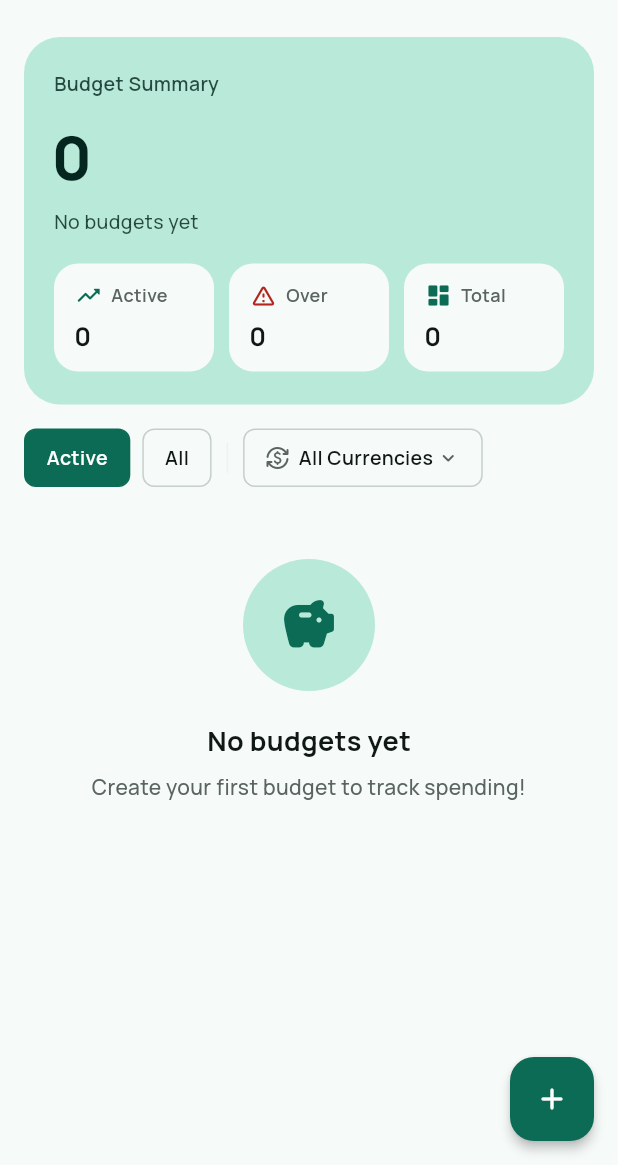
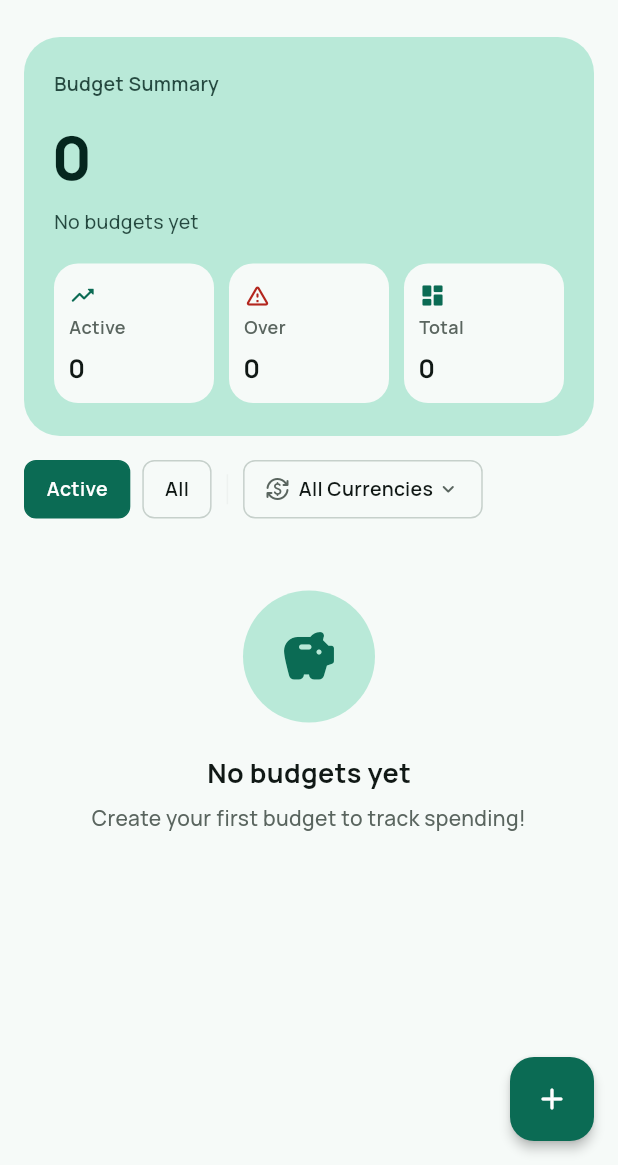
Before and after one commit to LinNyiAung/Flow, a Flutter app: the BudgetsScreen screen opened by its route, on a phone screen of 412 x 824 dp, the part 71-1236 px from its top. Run offline on Flutter 3.47's test engine with Material 3 defaults, Android fonts, the phone set to English and light mode, and no system bars; our stand-ins replace cross_file, firebase_core, firebase_messaging, fl_chart, flutter_local_notifications, flutter_markdown and 8 more; missing offline and left inert: dart:js_interop, fetch_client, record; accounts and stored records are empty; network calls fail; project files that could hold a hidden picture were left out.

Commit message:
fix(app): Budgets at 360 px: full tile labels, filters wrap, names on two lines
- StatTile gets a stacked form (icon above the label) for rows of three
tiles, so the label has the whole tile width and wraps instead of
showing "ဆော..." / "စုစု...". A big value scales down instead of
overflowing.
- The filter row wraps onto a second line instead of clipping the
currency filter; its label wraps inside the chip if it must.
- A budget card's name may use two lines next to the % and the badge
(the badge keeps batch A's 120 px cap).

Co-Authored-By: Claude Opus 5.5 <noreply@anthropic.com>

```diff
--- a/frontend/lib/screens/budgets/budgets_screen.dart
+++ b/frontend/lib/screens/budgets/budgets_screen.dart
@@ -201,6 +201,7 @@ class _BudgetsScreenState extends State<BudgetsScreen> {
         icon: Icons.trending_up_rounded,
         label: localizations.active,
         value: '${multi?.activeBudgets ?? 0}',
+        stacked: true,
       ),
       StatTile(
         // Not `localizations.exceeded` ("Exceeded") here — three equal-width
@@ -210,11 +211,13 @@ class _BudgetsScreenState extends State<BudgetsScreen> {
         label: localizations.overShort,
         value: '${multi?.exceededBudgets ?? 0}',
         iconColor: Theme.of(context).colorScheme.error,
+        stacked: true,
       ),
       StatTile(
         icon: Icons.dashboard_rounded,
         label: localizations.total,
         value: '${multi?.totalBudgets ?? 0}',
+        stacked: true,
       ),
     ];
 
@@ -249,22 +252,25 @@ class _BudgetsScreenState extends State<BudgetsScreen> {
 
   Widget _buildFilterRow(AppLocalizations localizations) {
     final scheme = Theme.of(context).colorScheme;
-    return SingleChildScrollView(
-      scrollDirection: Axis.horizontal,
+    // Wraps onto a second line when the chips don't fit (e.g. Myanmar at
+    // 360 px), so the currency filter is never clipped off the edge.
+    return Padding(
       padding: const EdgeInsets.symmetric(horizontal: 16),
-      child: Row(
+      child: Wrap(
+        spacing: 8,
+        runSpacing: 8,
+        crossAxisAlignment: WrapCrossAlignment.center,
         children: [
           _filterChip(localizations.active, _activeOnly, () {
             setState(() => _activeOnly = true);
             _refreshData();
           }),
-          const SizedBox(width: 8),
           _filterChip(localizations.filterChipAll, !_activeOnly, () {
             setState(() => _activeOnly = false);
             _refreshData();
           }),
           Container(
-            margin: const EdgeInsets.symmetric(horizontal: 10),
+            margin: const EdgeInsets.symmetric(horizontal: 2),
             width: 1,
             height: 20,
             color: scheme.outlineVariant,
@@ -298,7 +304,10 @@ class _BudgetsScreenState extends State<BudgetsScreen> {
           children: [
             Icon(Icons.currency_exchange_rounded, size: 16, color: scheme.onSurfaceVariant),
             const SizedBox(width: 6),
-            Text(label, style: TextStyle(fontSize: 13, fontWeight: FontWeight.w600, color: scheme.onSurface)),
+            // Flexible: a label longer than the row wraps inside the chip.
+            Flexible(
+              child: Text(label, style: TextStyle(fontSize: 13, fontWeight: FontWeight.w600, color: scheme.onSurface)),
+            ),
             const SizedBox(width: 2),
             Icon(Icons.expand_more_rounded, size: 16, color: scheme.onSurfaceVariant),
           ],
@@ -440,12 +449,15 @@ class _BudgetsScreenState extends State<BudgetsScreen> {
                     crossAxisAlignment: CrossAxisAlignment.start,
                     children: [
                       Row(
+                        crossAxisAlignment: CrossAxisAlignment.start,
                         children: [
+                          // Two lines, so the status badge doesn't squeeze
+                          // the name down to "Monthly ess…".
                           Expanded(
                             child: Text(
                               budget.name,
                               style: Theme.of(context).textTheme.titleMedium,
-                              maxLines: 1,
+                              maxLines: 2,
                               overflow: TextOverflow.ellipsis,
                             ),
                           ),
--- a/frontend/lib/widgets/stat_tile.dart
+++ b/frontend/lib/widgets/stat_tile.dart
@@ -11,6 +11,7 @@ class StatTile extends StatelessWidget {
     required this.label,
     required this.value,
     this.iconColor,
+    this.stacked = false,
   });
 
   final IconData icon;
@@ -18,11 +19,18 @@ class StatTile extends StatelessWidget {
   final String value;
   final Color? iconColor;
 
+  /// Icon above the label instead of beside it, so the label gets the whole
+  /// tile width. For rows of three tiles, which are narrow on a 360 px phone
+  /// (Myanmar labels would otherwise be cut off).
+  final bool stacked;
+
   @override
   Widget build(BuildContext context) {
     final scheme = Theme.of(context).colorScheme;
+    final labelStyle = TextStyle(fontSize: 12, fontWeight: FontWeight.w600, color: scheme.onSurfaceVariant);
+    final iconWidget = Icon(icon, size: 18, color: iconColor ?? scheme.primary);
     return Container(
-      padding: const EdgeInsets.symmetric(horizontal: 14, vertical: 12),
+      padding: EdgeInsets.symmetric(horizontal: stacked ? 10 : 14, vertical: 12),
       decoration: BoxDecoration(
         color: scheme.surface,
         borderRadius: BorderRadius.circular(16),
@@ -30,21 +38,33 @@ class StatTile extends StatelessWidget {
       child: Column(
         crossAxisAlignment: CrossAxisAlignment.start,
         children: [
+          if (stacked) ...[
+            iconWidget,
+            const SizedBox(height: 4),
+            // Wraps as needed; never cut off.
+            Text(label, style: labelStyle),
+          ] else
             Row(
               children: [
-              Icon(icon, size: 18, color: iconColor ?? scheme.primary),
+                iconWidget,
                 const SizedBox(width: 6),
                 Flexible(
                   child: Text(
                     label,
-                  style: TextStyle(fontSize: 12, fontWeight: FontWeight.w600, color: scheme.onSurfaceVariant),
+                    style: labelStyle,
+                    maxLines: 2,
                     overflow: TextOverflow.ellipsis,
                   ),
                 ),
               ],
             ),
           const SizedBox(height: 6),
-          Text(value, style: AppTheme.money(17, weight: FontWeight.w700, color: scheme.onSurface)),
+          // Scales down rather than overflow when a big amount meets a narrow tile.
+          FittedBox(
+            fit: BoxFit.scaleDown,
+            alignment: AlignmentDirectional.centerStart,
+            child: Text(value, maxLines: 1, style: AppTheme.money(17, weight: FontWeight.w700, color: scheme.onSurface)),
+          ),
         ],
       ),
     );
```
Also changed, not shown: 1 other file. Lines whose indentation alone changed are shown as unchanged.
